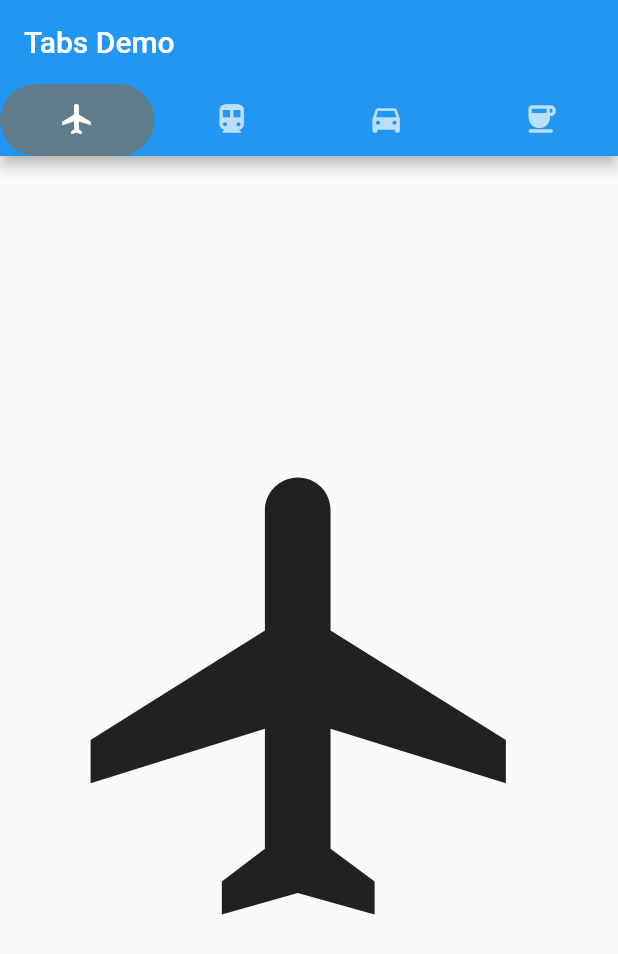
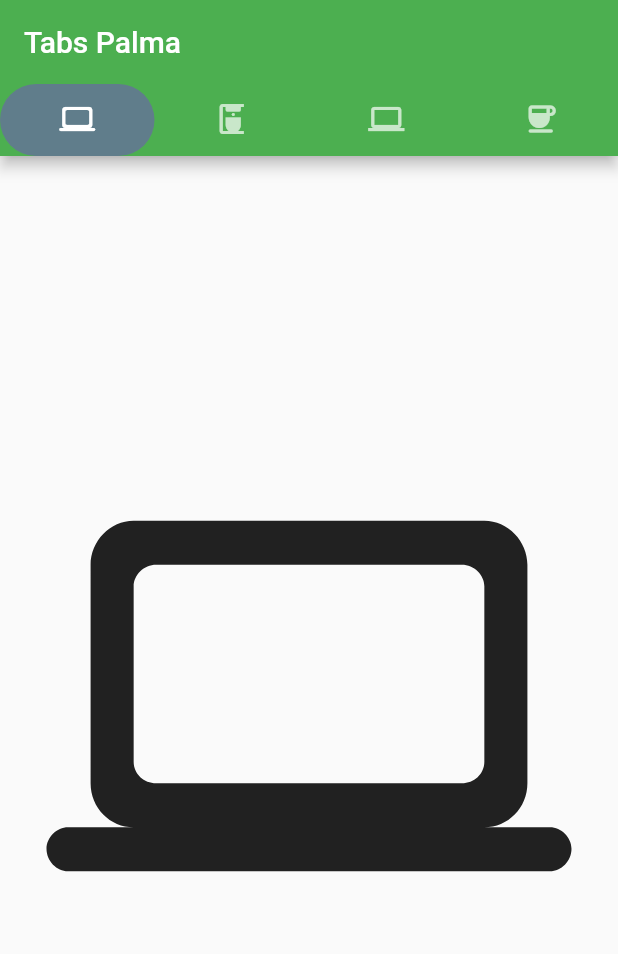
Before and after one commit to MinehaPalmaH/TabBar6J, a Flutter app: the screen it shows after launch, on a phone screen of 412 x 824 dp. Shown: the top 954 px of the screen. Run offline on Flutter 3.47's test engine with Material 2 defaults, Android fonts, the phone set to English and light mode, and no system bars.

Commit message:
tabbarv3

```diff
--- a/lib/main.dart
+++ b/lib/main.dart
@@ -11,7 +11,7 @@ class MyApp extends StatelessWidget {
       debugShowCheckedModeBanner: false,
       theme: ThemeData(
         // This is the theme of your application.
-        primarySwatch: Colors.blue,
+        primarySwatch: Colors.green,
       ),
       home: MyHomePage(),
     );
@@ -37,19 +37,19 @@ class _MyHomePageState extends State<MyHomePage> {
                 borderRadius: BorderRadius.circular(50), // Creates border
                 color: Colors.blueGrey), //Change background color from here
             tabs: [
-              Tab(icon: Icon(Icons.flight)),
-              Tab(icon: Icon(Icons.directions_transit)),
-              Tab(icon: Icon(Icons.directions_car)),
+              Tab(icon: Icon(Icons.computer_rounded)),
+              Tab(icon: Icon(Icons.coffee_maker)),
+              Tab(icon: Icon(Icons.laptop)),
               Tab(icon: Icon(Icons.coffee_rounded)),
             ],
           ),
-          title: Text('Tabs Demo'),
+          title: Text('Tabs Palma'),
         ),
         body: TabBarView(
           children: [
-            Icon(Icons.flight, size: 350),
-            Icon(Icons.directions_transit, size: 350),
-            Icon(Icons.directions_car, size: 350),
+            Icon(Icons.computer_rounded, size: 350),
+            Icon(Icons.coffee_maker, size: 350),
+            Icon(Icons.laptop, size: 350),
             Icon(Icons.coffee_rounded, size: 350),
           ],
         ),
```
